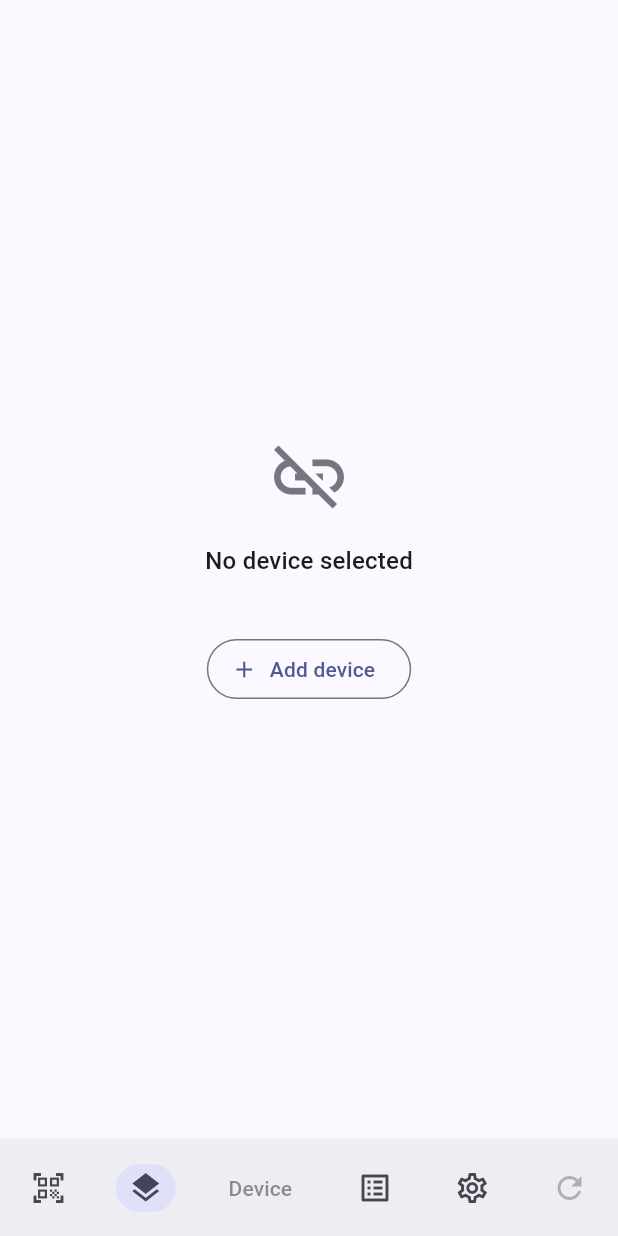
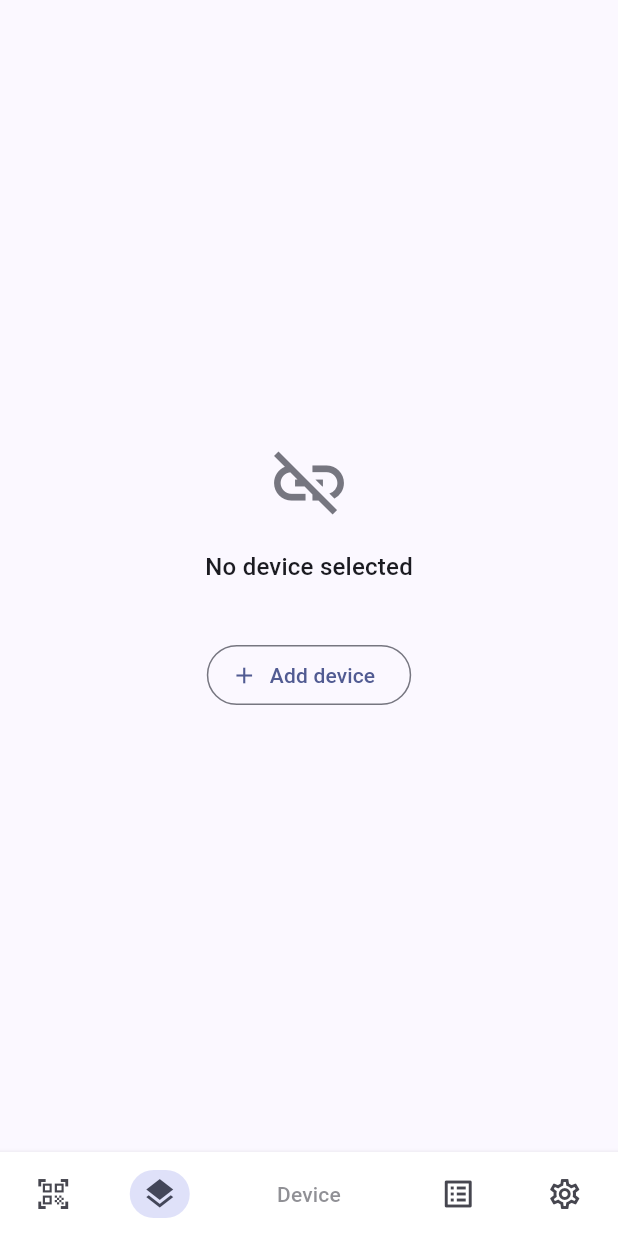
Before and after one commit to open8eye/dsh-mobile-client, a Flutter app: the screen it shows after launch, on a phone screen of 412 x 824 dp. Run offline on Flutter 3.47's test engine with Material 3 defaults, Android fonts, the phone set to English and light mode, and no system bars; our stand-ins replace flutter_local_notifications, flutter_secure_storage, image_picker, package_info_plus, wakelock_plus; missing offline and left inert: flutter_inappwebview, mobile_scanner; network calls fail.

Commit message:
release: 1.1.0
首个正式发布。此前 1.0.0–1.0.5 都只是本地构建，没有对外发过 tag。

1) 底部导航栏

- 背景改成 #FFFFFF（浅色主题；深色主题保留主题色，白条压在深色 App 底部
  不是「白」想要的效果）
- 高度 64 → 56
- 刷新按钮从独立的第六格挪到设备名旁边，并且只在会话页（正在看当前设备）
  出现。名字和刷新共用一个定宽槽位（nameWidth + _iconSlot），所以五个图标
  不会因为刷新出现或消失而移动
- _BarAction 新增 fixedWidth：不带时仍占 Row 的等分宽度，带时固定宽度
  ——名字槽是「一行里的两件东西」，不能靠 Expanded

2) 版本与文档

- pubspec 1.1.0+7
- CHANGELOG 把 1.0.3–1.0.5 合并进 [1.1.0]：它们都没发过 tag，
  合起来才是这次发布要讲的事

125 个测试、17 项引导桩检查、兼容垫片差分检查全过；两个 flavor 都出包。

Co-Authored-By: Claude <noreply@anthropic.com>

```diff
--- a/app/lib/features/home/home_shell.dart
+++ b/app/lib/features/home/home_shell.dart
@@ -484,7 +484,11 @@ class _HomeShellState extends State<HomeShell> {
           onEditCurrentDevice: _openCurrentConfig,
           onDevices: () => setState(() => _page = _pageDevices),
           onSettings: () => setState(() => _page = _pageSettings),
-          onRefresh: current == null ? null : _reloadCurrent,
+          // Refreshing only means something while the current device is the
+          // thing on screen; on any other page it would reload something the
+          // user is not looking at.
+          showRefresh: _page == _pageSession && current != null,
+          onRefresh: _reloadCurrent,
         ),
       ),
     );
@@ -599,6 +603,7 @@ class _BottomBar extends StatelessWidget {
     required this.onEditCurrentDevice,
     required this.onDevices,
     required this.onSettings,
+    required this.showRefresh,
     required this.onRefresh,
   });
 
@@ -619,22 +624,33 @@ class _BottomBar extends StatelessWidget {
   final VoidCallback onEditCurrentDevice;
   final VoidCallback onDevices;
   final VoidCallback onSettings;
-  final VoidCallback? onRefresh;
+
+  /// Whether the refresh action is offered at all. It shares the name slot,
+  /// so the slot's total width is fixed and the icons beside it never move.
+  final bool showRefresh;
+  final VoidCallback onRefresh;
 
   @override
   Widget build(BuildContext context) {
     final theme = Theme.of(context);
+    // A plain white bar, as asked for by hand. Dark mode keeps the themed
+    // surface instead: a white slab across the bottom of a dark app is not
+    // what white was meant to buy.
+    final background = theme.brightness == Brightness.light
+        ? const Color(0xFFFFFFFF)
+        : theme.colorScheme.surfaceContainer;
     return Material(
-      color: theme.colorScheme.surfaceContainer,
+      color: background,
       elevation: 3,
       child: SafeArea(
         top: false,
         child: SizedBox(
-          height: 64,
+          height: 56,
           child: LayoutBuilder(
             builder: (context, constraints) {
-              // Six slots on a 320dp phone: 96 for the name would leave the
-              // icons less room than they need, so the name gives way first.
+              // Five icon slots plus the name group. On a 320dp phone a full
+              // 88dp name would leave the icons less room than they need, so
+              // the name gives way first.
               final room = constraints.maxWidth - _iconSlot * 5;
               final nameWidth = math.max(_iconSlot, math.min(_nameWidth, room));
               return Row(
@@ -653,8 +669,14 @@ class _BottomBar extends StatelessWidget {
                     badge: sessionCount,
                     onTap: onSessions,
                   ),
+                  // The name and its refresh action share one slot. The slot
+                  // keeps its width whether or not refresh is offered, so the
+                  // five icons around it stay where they are.
                   SizedBox(
-                    width: nameWidth,
+                    width: nameWidth + _iconSlot,
+                    child: Row(
+                      children: <Widget>[
+                        Expanded(
                           child: _NameSlot(
                             name: currentName,
                             tooltip: currentName == null
@@ -662,6 +684,16 @@ class _BottomBar extends StatelessWidget {
                                 : context.tr('deviceSlotHint'),
                             onTap: onCurrentDevice,
                             onLongPress: onEditCurrentDevice,
+                          ),
+                        ),
+                        if (showRefresh)
+                          _BarAction(
+                            icon: Icons.refresh,
+                            tooltip: context.tr('refresh'),
+                            onTap: onRefresh,
+                            fixedWidth: _iconSlot,
+                          ),
+                      ],
                     ),
                   ),
                   _BarAction(
@@ -677,11 +709,6 @@ class _BottomBar extends StatelessWidget {
                     tooltip: context.tr('tabSettings'),
                     selected: page == 3,
                     onTap: onSettings,
-                  ),
-                  _BarAction(
-                    icon: Icons.refresh,
-                    tooltip: context.tr('refresh'),
-                    onTap: onRefresh,
                   ),
                 ],
               );
@@ -701,6 +728,7 @@ class _BarAction extends StatelessWidget {
     this.selectedIcon,
     this.selected = false,
     this.badge,
+    this.fixedWidth,
   });
 
   final IconData icon;
@@ -709,6 +737,11 @@ class _BarAction extends StatelessWidget {
   final VoidCallback? onTap;
   final bool selected;
   final int? badge;
+
+  /// When set, the action takes exactly this much width instead of an equal
+  /// share of the row. The name slot needs that: it is a row of two things
+  /// sitting in the middle of a row of five.
+  final double? fixedWidth;
 
   @override
   Widget build(BuildContext context) {
@@ -732,15 +765,14 @@ class _BarAction extends StatelessWidget {
       iconWidget = Badge.count(count: count, child: iconWidget);
     }
 
-    return Expanded(
-      child: Tooltip(
+    final action = Tooltip(
       message: tooltip,
       child: InkResponse(
         onTap: onTap,
         radius: 30,
         child: Center(
           // A fixed box rather than padding: the indicator must never be
-            // wider than the slot it sits in, or six of them overflow.
+          // wider than the slot it sits in, or the icons overflow.
           child: Container(
             width: 40,
             height: 32,
@@ -755,8 +787,10 @@ class _BarAction extends StatelessWidget {
           ),
         ),
       ),
-      ),
     );
+
+    final width = fixedWidth;
+    return width == null ? Expanded(child: action) : SizedBox(width: width, child: action);
   }
 }
 
--- a/app/pubspec.yaml
+++ b/app/pubspec.yaml
@@ -16,7 +16,7 @@ publish_to: 'none' # Remove this line if you wish to publish to pub.dev
 # https://developer.apple.com/library/archive/documentation/General/Reference/InfoPlistKeyReference/Articles/CoreFoundationKeys.html
 # In Windows, build-name is used as the major, minor, and patch parts
 # of the product and file versions while build-number is used as the build suffix.
-version: 1.0.5+6
+version: 1.1.0+7
 
 environment:
   sdk: ^3.9.2
```
Also changed, not shown: 1 other file. Lines whose indentation alone changed are shown as unchanged.
